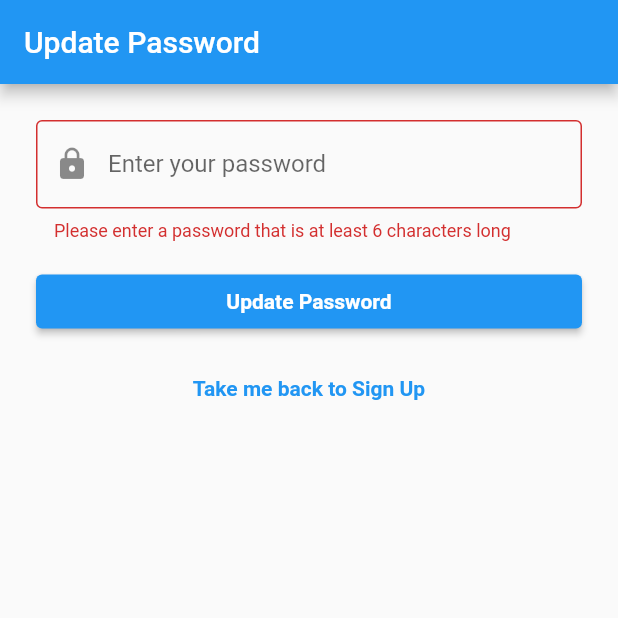
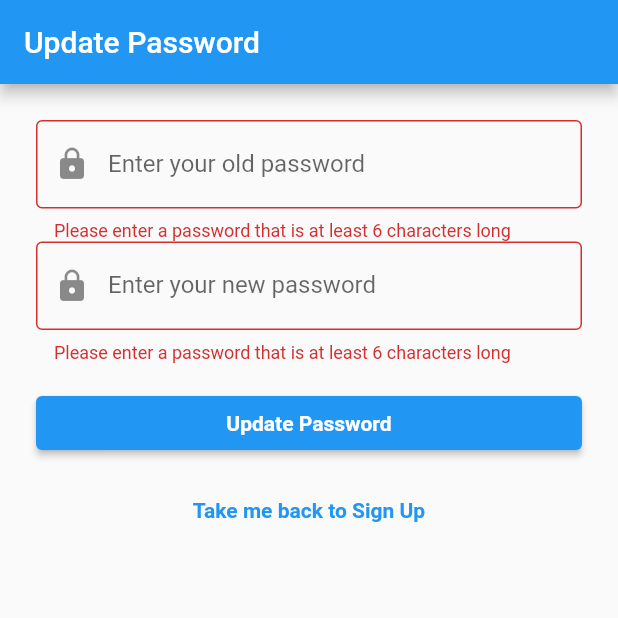
Before and after one commit to jtmuller5/appwrite_auth_ui, a Flutter app: the UpdatePassword screen opened by its route, after a tap on "Update Password", on a phone screen of 412 x 824 dp, the top half of it. Run offline on Flutter 3.47's test engine with Material 2 defaults, Android fonts, the light colour scheme and no system bars; our stand-ins replace appwrite, email_validator, font_awesome_flutter.

Commit message:
Update appwrite_reset_password.dart

```diff
--- a/lib/src/components/appwrite_reset_password.dart
+++ b/lib/src/components/appwrite_reset_password.dart
@@ -23,11 +23,12 @@ class AppwriteResetPassword extends StatefulWidget {
 
 class _AppwriteResetPasswordState extends State<AppwriteResetPassword> {
   final _formKey = GlobalKey<FormState>();
-  final _password = TextEditingController();
+  final _oldPassword = TextEditingController();
+  final _newPassword = TextEditingController();
 
   @override
   void dispose() {
-    _password.dispose();
+    _oldPassword.dispose();
     super.dispose();
   }
 
@@ -47,9 +48,22 @@ class _AppwriteResetPasswordState extends State<AppwriteResetPassword> {
             },
             decoration: const InputDecoration(
               prefixIcon: Icon(Icons.lock),
-              label: Text('Enter your password'),
+              label: Text('Enter your old password'),
             ),
-            controller: _password,
+            controller: _oldPassword,
+          ),
+          TextFormField(
+            validator: (value) {
+              if (value == null || value.isEmpty || value.length < 6) {
+                return 'Please enter a password that is at least 6 characters long';
+              }
+              return null;
+            },
+            decoration: const InputDecoration(
+              prefixIcon: Icon(Icons.lock),
+              label: Text('Enter your new password'),
+            ),
+            controller: _newPassword,
           ),
           spacer(16),
           ElevatedButton(
@@ -63,7 +77,8 @@ class _AppwriteResetPasswordState extends State<AppwriteResetPassword> {
               }
               try {
                 final response = await Account(appwrite).updatePassword(
-                  password: _password.text,
+                  password: _newPassword.text,
+                  oldPassword: _oldPassword.text,
                 );
                 widget.onSuccess.call(response);
               } on AppwriteException catch (error) {
```
